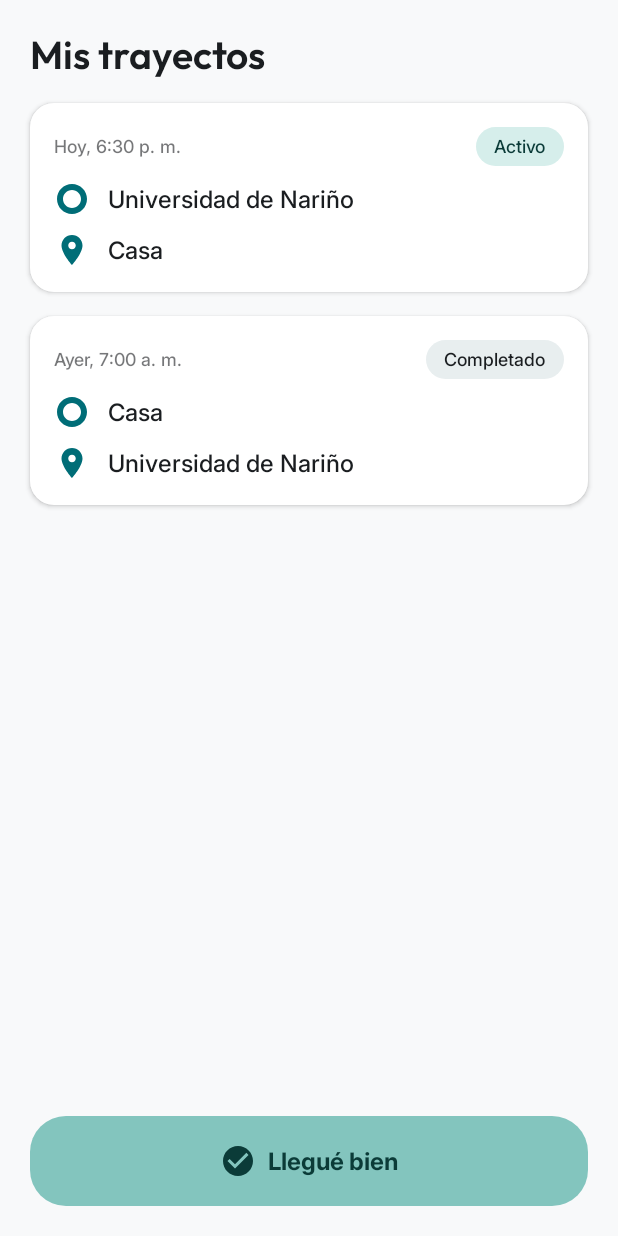
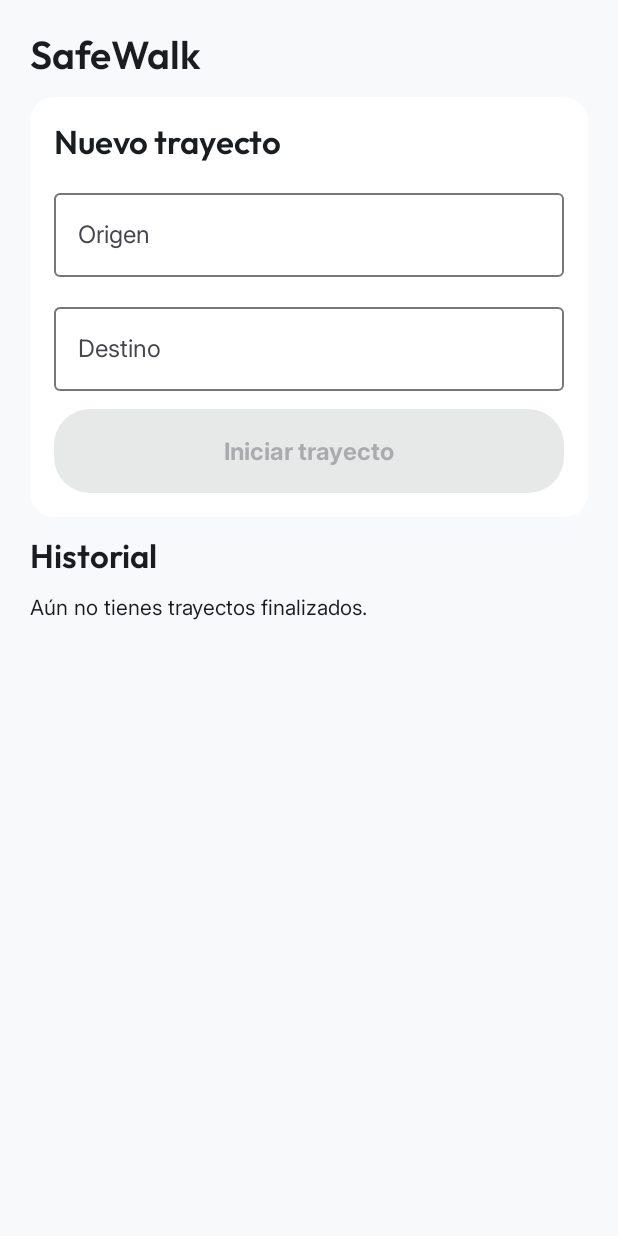
Before and after one commit to VictorMH07/SafeWalk, an Android app built with Jetpack Compose: the screen it shows after launch (MainActivity), on a phone screen of 412 x 824 dp. Run offline under Robolectric (Android 15) with nearby library versions, the phone set to English and light mode, and no system bars; our stand-ins replace Room's generated code; 3 statements that could not run were skipped.

Commit message:
Pantalla principal con trayectos en Room

```diff
--- a/app/build.gradle.kts
+++ b/app/build.gradle.kts
@@ -1,6 +1,7 @@
 plugins {
     alias(libs.plugins.android.application)
     alias(libs.plugins.kotlin.compose)
+    id("com.google.devtools.ksp")
 }
 
 android {
@@ -52,4 +53,7 @@ dependencies {
     androidTestImplementation(libs.androidx.junit)
     debugImplementation(libs.androidx.compose.ui.test.manifest)
     debugImplementation(libs.androidx.compose.ui.tooling)
+    implementation("androidx.room:room-runtime:2.8.5")
+    implementation("androidx.room:room-ktx:2.8.5")
+    ksp("androidx.room:room-compiler:2.8.5")
 }
--- a/app/src/main/java/com/example/safewalk/MainActivity.kt
+++ b/app/src/main/java/com/example/safewalk/MainActivity.kt
@@ -3,34 +3,19 @@ package com.example.safewalk
 import android.os.Bundle
 import androidx.activity.ComponentActivity
 import androidx.activity.compose.setContent
-import androidx.compose.foundation.layout.*
-import androidx.compose.material3.MaterialTheme
-import androidx.compose.material3.Scaffold
-import androidx.compose.material3.Text
-import androidx.compose.ui.Modifier
-import androidx.compose.ui.unit.dp
-import com.example.safewalk.ui.components.BotonLlegueBien
-import com.example.safewalk.ui.components.EstadoTrayecto
-import com.example.safewalk.ui.components.TrayectoCard
+import androidx.activity.viewModels
+import com.example.safewalk.ui.SafeWalkViewModel
+import com.example.safewalk.ui.home.HomeScreen
 import com.example.safewalk.ui.theme.SafeWalkTheme
 
 class MainActivity : ComponentActivity() {
+    private val vm: SafeWalkViewModel by viewModels()
+
     override fun onCreate(savedInstanceState: Bundle?) {
         super.onCreate(savedInstanceState)
         setContent {
             SafeWalkTheme {
-                Scaffold { padding ->
-                    Column(
-                        modifier = Modifier.padding(padding).padding(20.dp),
-                        verticalArrangement = Arrangement.spacedBy(16.dp)
-                    ) {
-                        Text("Mis trayectos", style = MaterialTheme.typography.headlineMedium)
-                        TrayectoCard("Universidad de Nariño", "Casa", "Hoy, 6:30 p. m.", EstadoTrayecto.ACTIVO)
-                        TrayectoCard("Casa", "Universidad de Nariño", "Ayer, 7:00 a. m.", EstadoTrayecto.COMPLETADO)
-                        Spacer(Modifier.weight(1f))
-                        BotonLlegueBien(onClick = {})
-                    }
-                }
+                HomeScreen(vm)
             }
         }
     }
--- /dev/null
+++ b/app/src/main/java/com/example/safewalk/data/local/Daos.kt
@@ -0,0 +1,57 @@
+package com.example.safewalk.data.local
+
+import androidx.room.Dao
+import androidx.room.Delete
+import androidx.room.Insert
+import androidx.room.OnConflictStrategy
+import androidx.room.Query
+import androidx.room.Update
+import kotlinx.coroutines.flow.Flow
+
+@Dao
+interface UsuarioDao {
+    @Insert(onConflict = OnConflictStrategy.REPLACE)
+    suspend fun insertar(usuario: Usuario): Long
+
+    @Update
+    suspend fun actualizar(usuario: Usuario)
+
+    @Query("SELECT * FROM usuarios LIMIT 1")
+    fun observarUsuario(): Flow<Usuario?>
+
+    @Query("SELECT COUNT(*) FROM usuarios")
+    suspend fun contar(): Int
+}
+
+@Dao
+interface ContactoDao {
+    @Insert
+    suspend fun insertar(contacto: Contacto): Long
+
+    @Update
+    suspend fun actualizar(contacto: Contacto)
+
+    @Delete
+    suspend fun eliminar(contacto: Contacto)
+
+    @Query("SELECT * FROM contactos WHERE usuarioId = :usuarioId ORDER BY esFavorito DESC, nombre")
+    fun observarContactos(usuarioId: Long): Flow<List<Contacto>>
+}
+
+@Dao
+interface TrayectoDao {
+    @Insert
+    suspend fun insertar(trayecto: Trayecto): Long
+
+    @Update
+    suspend fun actualizar(trayecto: Trayecto)
+
+    @Query("SELECT * FROM trayectos WHERE id = :id")
+    suspend fun obtenerPorId(id: Long): Trayecto?
+
+    @Query("SELECT * FROM trayectos WHERE usuarioId = :usuarioId AND estado = 'ACTIVO' LIMIT 1")
+    fun observarActivo(usuarioId: Long): Flow<Trayecto?>
+
+    @Query("SELECT * FROM trayectos WHERE usuarioId = :usuarioId ORDER BY inicio DESC")
+    fun observarHistorial(usuarioId: Long): Flow<List<Trayecto>>
+}
--- /dev/null
+++ b/app/src/main/java/com/example/safewalk/data/local/SafeWalkDatabase.kt
@@ -0,0 +1,33 @@
+package com.example.safewalk.data.local
+
+import android.content.Context
+import androidx.room.Database
+import androidx.room.Room
+import androidx.room.RoomDatabase
+
+@Database(
+    entities = [Usuario::class, Contacto::class, Trayecto::class],
+    version = 1,
+    exportSchema = false
+)
+abstract class SafeWalkDatabase : RoomDatabase() {
+    abstract fun usuarioDao(): UsuarioDao
+    abstract fun contactoDao(): ContactoDao
+    abstract fun trayectoDao(): TrayectoDao
+
+    companion object {
+        @Volatile private var instancia: SafeWalkDatabase? = null
+
+        fun obtener(context: Context): SafeWalkDatabase =
+            instancia ?: synchronized(this) {
+                instancia ?: Room.databaseBuilder(
+                    context.applicationContext,
+                    SafeWalkDatabase::class.java,
+                    "safewalk.db"
+                )
+                    .fallbackToDestructiveMigration(dropAllTables = true)
+                    .build()
+                    .also { instancia = it }
+            }
+    }
+}
--- /dev/null
+++ b/app/src/main/java/com/example/safewalk/ui/SafeWalkViewModel.kt
@@ -0,0 +1,58 @@
+package com.example.safewalk.ui
+
+import android.app.Application
+import androidx.lifecycle.AndroidViewModel
+import androidx.lifecycle.viewModelScope
+import com.example.safewalk.data.local.EstadoTrayecto
+import com.example.safewalk.data.local.SafeWalkDatabase
+import com.example.safewalk.data.local.Trayecto
+import com.example.safewalk.data.local.Usuario
+import kotlinx.coroutines.ExperimentalCoroutinesApi
+import kotlinx.coroutines.flow.SharingStarted
+import kotlinx.coroutines.flow.StateFlow
+import kotlinx.coroutines.flow.filterNotNull
+import kotlinx.coroutines.flow.first
+import kotlinx.coroutines.flow.flatMapLatest
+import kotlinx.coroutines.flow.stateIn
+import kotlinx.coroutines.launch
+
+@OptIn(ExperimentalCoroutinesApi::class)
+class SafeWalkViewModel(app: Application) : AndroidViewModel(app) {
+
+    private val db = SafeWalkDatabase.obtener(app)
+    private val usuarioActual = db.usuarioDao().observarUsuario().filterNotNull()
+
+    init {
+        // La primera vez que se abre la app se crea un usuario por defecto.
+        viewModelScope.launch {
+            if (db.usuarioDao().contar() == 0) {
+                db.usuarioDao().insertar(Usuario(nombre = "Usuario"))
+            }
+        }
+    }
+
+    val historial: StateFlow<List<Trayecto>> = usuarioActual
+        .flatMapLatest { db.trayectoDao().observarHistorial(it.id) }
+        .stateIn(viewModelScope, SharingStarted.WhileSubscribed(5000), emptyList())
+
+    val activo: StateFlow<Trayecto?> = usuarioActual
+        .flatMapLatest { db.trayectoDao().observarActivo(it.id) }
+        .stateIn(viewModelScope, SharingStarted.WhileSubscribed(5000), null)
+
+    fun iniciarTrayecto(origen: String, destino: String) {
+        viewModelScope.launch {
+            val usuario = usuarioActual.first()
+            db.trayectoDao().insertar(
+                Trayecto(usuarioId = usuario.id, origen = origen.trim(), destino = destino.trim())
+            )
+        }
+    }
+
+    fun llegueBien(trayecto: Trayecto) {
+        viewModelScope.launch {
+            db.trayectoDao().actualizar(
+                trayecto.copy(fin = System.currentTimeMillis(), estado = EstadoTrayecto.COMPLETADO)
+            )
+        }
+    }
+}
--- a/app/src/main/java/com/example/safewalk/ui/components/SafeWalkComponents.kt
+++ b/app/src/main/java/com/example/safewalk/ui/components/SafeWalkComponents.kt
@@ -12,8 +12,9 @@ import androidx.compose.runtime.Composable
 import androidx.compose.ui.Alignment
 import androidx.compose.ui.Modifier
 import androidx.compose.ui.unit.dp
+import com.example.safewalk.data.local.EstadoTrayecto
 
-enum class EstadoTrayecto { ACTIVO, COMPLETADO, CANCELADO }
+
 
 /** Etiqueta de estado para historial y pantalla de trayecto. */
 @Composable
--- /dev/null
+++ b/app/src/main/java/com/example/safewalk/ui/home/HomeScreen.kt
@@ -0,0 +1,119 @@
+package com.example.safewalk.ui.home
+
+import androidx.compose.foundation.layout.*
+import androidx.compose.foundation.lazy.LazyColumn
+import androidx.compose.foundation.lazy.items
+import androidx.compose.foundation.text.KeyboardOptions
+import androidx.compose.material3.*
+import androidx.compose.runtime.*
+import androidx.compose.ui.Modifier
+import androidx.compose.ui.text.input.KeyboardCapitalization
+import androidx.compose.ui.unit.dp
+import com.example.safewalk.data.local.EstadoTrayecto
+import com.example.safewalk.data.local.Trayecto
+import com.example.safewalk.ui.SafeWalkViewModel
+import com.example.safewalk.ui.components.BotonLlegueBien
+import com.example.safewalk.ui.components.TrayectoCard
+import java.text.SimpleDateFormat
+import java.util.Date
+import java.util.Locale
+
+private fun formatear(ms: Long): String =
+    SimpleDateFormat("d MMM, h:mm a", Locale("es", "CO")).format(Date(ms))
+
+@Composable
+fun HomeScreen(vm: SafeWalkViewModel) {
+    val historial by vm.historial.collectAsState()
+    val activo by vm.activo.collectAsState()
+
+    Scaffold { padding ->
+        LazyColumn(
+            modifier = Modifier.padding(padding).padding(horizontal = 20.dp),
+            contentPadding = PaddingValues(vertical = 20.dp),
+            verticalArrangement = Arrangement.spacedBy(12.dp)
+        ) {
+            item { Text("SafeWalk", style = MaterialTheme.typography.headlineMedium) }
+
+            item {
+                val trayecto = activo
+                if (trayecto == null) {
+                    NuevoTrayecto(onIniciar = vm::iniciarTrayecto)
+                } else {
+                    Column(verticalArrangement = Arrangement.spacedBy(12.dp)) {
+                        Text("Trayecto en curso", style = MaterialTheme.typography.titleLarge)
+                        TrayectoCard(
+                            origen = trayecto.origen,
+                            destino = trayecto.destino,
+                            fechaHora = formatear(trayecto.inicio),
+                            estado = EstadoTrayecto.ACTIVO
+                        )
+                        BotonLlegueBien(onClick = { vm.llegueBien(trayecto) })
+                    }
+                }
+            }
+
+            item { Text("Historial", style = MaterialTheme.typography.titleLarge) }
+
+            val anteriores = historial.filter { it.estado != EstadoTrayecto.ACTIVO }
+            if (anteriores.isEmpty()) {
+                item {
+                    Text(
+                        "Aún no tienes trayectos finalizados.",
+                        style = MaterialTheme.typography.bodyMedium
+                    )
+                }
+            }
+            items(anteriores, key = { it.id }) { t: Trayecto ->
+                TrayectoCard(
+                    origen = t.origen,
+                    destino = t.destino,
+                    fechaHora = formatear(t.inicio),
+                    estado = t.estado
+                )
+            }
+        }
+    }
+}
+
+@Composable
+private fun NuevoTrayecto(onIniciar: (String, String) -> Unit) {
+    var origen by remember { mutableStateOf("") }
+    var destino by remember { mutableStateOf("") }
+
+    Card(
+        modifier = Modifier.fillMaxWidth(),
+        shape = MaterialTheme.shapes.medium,
+        colors = CardDefaults.cardColors(containerColor = MaterialTheme.colorScheme.surface)
+    ) {
+        Column(Modifier.padding(16.dp), verticalArrangement = Arrangement.spacedBy(12.dp)) {
+            Text("Nuevo trayecto", style = MaterialTheme.typography.titleLarge)
+            OutlinedTextField(
+                value = origen,
+                onValueChange = { origen = it },
+                label = { Text("Origen") },
+                singleLine = true,
+                modifier = Modifier.fillMaxWidth()
+            )
+            OutlinedTextField(
+                value = destino,
+                onValueChange = { destino = it },
+                label = { Text("Destino") },
+                singleLine = true,
+                keyboardOptions = KeyboardOptions(capitalization = KeyboardCapitalization.Words),
+                modifier = Modifier.fillMaxWidth()
+            )
+            Button(
+                onClick = {
+                    onIniciar(origen, destino)
+                    origen = ""
+                    destino = ""
+                },
+                enabled = origen.isNotBlank() && destino.isNotBlank(),
+                modifier = Modifier.fillMaxWidth().height(56.dp),
+                shape = MaterialTheme.shapes.large
+            ) {
+                Text("Iniciar trayecto", style = MaterialTheme.typography.labelLarge)
+            }
+        }
+    }
+}
--- a/build.gradle.kts
+++ b/build.gradle.kts
@@ -2,4 +2,5 @@
 plugins {
     alias(libs.plugins.android.application) apply false
     alias(libs.plugins.kotlin.compose) apply false
+    id("com.google.devtools.ksp") version "2.3.4" apply false
 }
```
Also changed, not shown: app/src/main/java/com/example/safewalk/data/local/Entidades.kt (added, +64 -0 lines).
